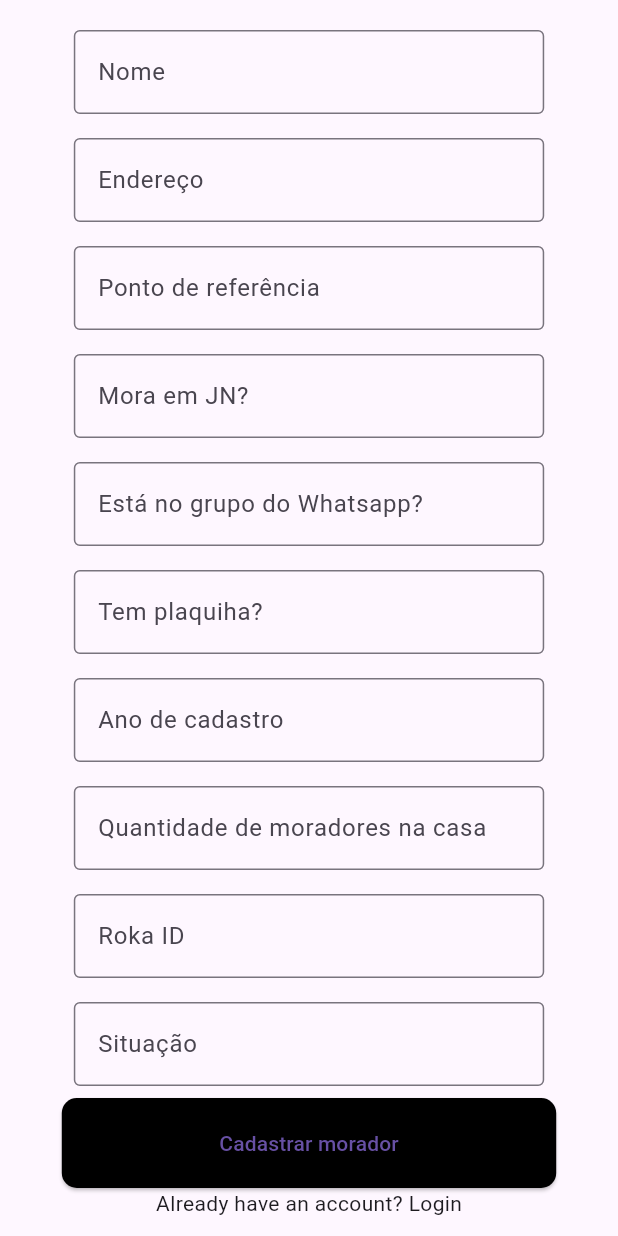
After one commit to mateus-sartorio/roka-data-mobile-client, a Flutter app: the RegisterPage screen opened directly, after a tap on "Cadastrar morador", on a phone screen of 412 x 824 dp. The commit adds this screen. Run offline on Flutter 3.47's test engine with Material 3 defaults, Android fonts, the phone set to English and light mode, and no system bars; our stand-ins replace google_nav_bar, hive, hive_flutter; missing offline and left inert: dart:ffi; accounts and stored records are empty; network calls fail.

```diff
--- /dev/null
+++ b/mobile_client/lib/components/big_button_tile.dart
@@ -0,0 +1,29 @@
+import 'package:flutter/material.dart';
+
+class BigButtonTile extends StatelessWidget {
+  final Widget content;
+  final Function()? onPressed;
+  final bool isSolid;
+
+  const BigButtonTile(
+      {Key? key,
+      required this.content,
+      required this.onPressed,
+      required this.isSolid})
+      : super(key: key);
+
+  @override
+  Widget build(BuildContext context) {
+    Color? backgroundColor = isSolid ? Colors.black : Colors.transparent;
+    Color? textColor = isSolid ? Colors.white : Colors.black;
+
+    return ElevatedButton(
+        style: ElevatedButton.styleFrom(
+            padding: const EdgeInsets.all(20),
+            shape:
+                RoundedRectangleBorder(borderRadius: BorderRadius.circular(10)),
+            backgroundColor: backgroundColor),
+        onPressed: onPressed,
+        child: content);
+  }
+}
--- /dev/null
+++ b/mobile_client/lib/components/input_field.dart
@@ -0,0 +1,21 @@
+import 'package:flutter/material.dart';
+
+class InputField extends StatelessWidget {
+  final TextEditingController controller;
+  final String hintText;
+
+  const InputField({Key? key, required this.controller, required this.hintText})
+      : super(key: key);
+
+  @override
+  Widget build(BuildContext context) {
+    return Padding(
+      padding: const EdgeInsets.all(8.0),
+      child: TextField(
+        controller: controller,
+        decoration: InputDecoration(
+            hintText: hintText, border: const OutlineInputBorder()),
+      ),
+    );
+  }
+}
--- a/mobile_client/lib/models/resident.dart
+++ b/mobile_client/lib/models/resident.dart
@@ -1,33 +1,65 @@
+import 'package:hive/hive.dart';
 import 'package:mobile_client/enums/situation.dart';
 import 'package:mobile_client/models/collect.dart';
 
-class Resident {
+part 'resident.g.dart';
+
+@HiveType(typeId: 1, adapterName: "ResidentAdapter")
+class Resident extends HiveObject {
+  @HiveField(0)
   int id;
+
+  @HiveField(6)
+  String name;
+
+  @HiveField(1)
   String address;
+
   // DateTime birthdate;
+
+  @HiveField(3)
+  bool hasPlaque;
+
+  @HiveField(4)
+  bool isOnWhatsappGroup;
+
+  @HiveField(5)
+  bool livesInJN;
+
+  @HiveField(8)
+  String phone;
+
+  @HiveField(9)
+  String profession;
+
+  @HiveField(10)
+  String referencePoint;
+
+  @HiveField(11)
+  int registrationYear;
+
+  @HiveField(12)
+  int residentsInTheHouse;
+
+  @HiveField(13)
+  int rokaId;
+
+  @HiveField(14)
+  Situation situation;
+
+  @HiveField(7)
+  String observations;
+
+  @HiveField(15)
+  bool isNew;
+
+  @HiveField(2)
   List<Collect> collects;
-  // DateTime createdAt;
-  bool hasPlaque;
-  bool isOnWhatsappGroup;
-  bool livesInJN;
-  String name;
-  String observations;
-  String phone;
-  String profession;
-  String referencePoint;
-  int registrationYear;
-  int residentsInTheHouse;
-  int rokaId;
-  Situation situation;
-  // DateTime updatedAt;
-  bool isNew;
 
   Resident(
       {required this.id,
       required this.address,
-      // required this.birthdate,
       required this.collects,
-      // required this.createdAt,
       required this.hasPlaque,
       required this.isOnWhatsappGroup,
       required this.livesInJN,
@@ -40,6 +72,5 @@ class Resident {
       required this.residentsInTheHouse,
       required this.rokaId,
       required this.situation,
-      // required this.updatedAt,
       required this.isNew});
 }
--- /dev/null
+++ b/mobile_client/lib/pages/create_resident_page.dart
@@ -0,0 +1,116 @@
+import 'dart:convert';
+
+import 'package:flutter/material.dart';
+import 'package:http/http.dart' as http;
+import 'package:http/http.dart';
+import 'package:mobile_client/components/big_button_tile.dart';
+import 'package:mobile_client/components/input_field.dart';
+import 'package:mobile_client/pages/home_page.dart';
+
+class RegisterPage extends StatefulWidget {
+  const RegisterPage({Key? key}) : super(key: key);
+
+  @override
+  State<RegisterPage> createState() => _RegisterPageState();
+}
+
+class _RegisterPageState extends State<RegisterPage> {
+  final TextEditingController _usernameController = TextEditingController();
+  final TextEditingController _emailController = TextEditingController();
+  final TextEditingController _firstnameController = TextEditingController();
+  final TextEditingController _lastnameController = TextEditingController();
+  final TextEditingController _passwordController = TextEditingController();
+  final TextEditingController _confirmPasswordController =
+      TextEditingController();
+
+  Future<void> register(BuildContext context) async {
+    const String backendRoute = "http://10.0.2.2:8080/api/v1/auth/register";
+    Uri uri = Uri.parse(backendRoute);
+
+    final RegExp emailRegExp =
+        RegExp(r'^[a-zA-Z0-9._-]+@[a-zA-Z0-9.-]+\.[a-zA-Z]{2,}$');
+
+    if (!emailRegExp.hasMatch(_emailController.text)) {
+      // TODO: treat invalid email here
+      print("Invalid Password");
+    }
+
+    if (_passwordController.text != _confirmPasswordController.text) {
+      // TODO: treat different passwords here
+      print("Passwords do not match");
+    }
+
+    Map data = {
+      "username": _usernameController.text,
+      "email": _emailController.text,
+      "firstName": _firstnameController.text,
+      "lastName": _lastnameController.text,
+      "password": _passwordController.text
+    };
+
+    var body = json.encode(data);
+
+    try {
+      final Response _ = await http.post(uri,
+          headers: {"Content-Type": "application/json"}, body: body);
+
+      navigateToRegistrationConfirmationPage();
+    } catch (e) {
+      // TODO: treat any problema that may occur with the HTTP request
+      print("deu bosta");
+    }
+  }
+
+  void navigateToRegistrationConfirmationPage() {
+    Navigator.push(
+        context, MaterialPageRoute(builder: (context) => const HomePage()));
+  }
+
+  @override
+  Widget build(BuildContext context) {
+    return Scaffold(
+      body: Center(
+        child: FractionallySizedBox(
+          widthFactor: 0.8,
+          child: Column(
+            mainAxisAlignment: MainAxisAlignment.center,
+            crossAxisAlignment: CrossAxisAlignment.center,
+            children: [
+              InputField(controller: _usernameController, hintText: "Nome"),
+              InputField(controller: _emailController, hintText: "Endereço"),
+              InputField(
+                  controller: _firstnameController,
+                  hintText: "Ponto de referência"),
+              InputField(
+                  controller: _lastnameController, hintText: "Mora em JN?"),
+              InputField(
+                  controller: _passwordController,
+                  hintText: "Está no grupo do Whatsapp?"),
+              InputField(
+                  controller: _confirmPasswordController,
+                  hintText: "Tem plaquiha?"),
+              InputField(
+                  controller: _confirmPasswordController,
+                  hintText: "Ano de cadastro"),
+              InputField(
+                  controller: _confirmPasswordController,
+                  hintText: "Quantidade de moradores na casa"),
+              InputField(
+                  controller: _confirmPasswordController, hintText: "Roka ID"),
+              InputField(
+                  controller: _confirmPasswordController, hintText: "Situação"),
+              SizedBox(
+                  width: double.infinity,
+                  child: BigButtonTile(
+                    isSolid: true,
+                    content: const Text("Cadastrar morador"),
+                    onPressed: () => register(context),
+                  )),
+              const Text("Already have an account? Login")
+            ],
+          ),
+        ),
+      ),
+    );
+  }
+}
--- a/mobile_client/pubspec.yaml
+++ b/mobile_client/pubspec.yaml
@@ -39,6 +39,8 @@ dependencies:
   google_nav_bar: ^5.0.6
   provider: ^6.1.1
   http: ^1.1.2
+  hive: ^2.2.3
+  hive_flutter: ^1.1.0
 
 dev_dependencies:
   flutter_test:
@@ -50,6 +52,8 @@ dev_dependencies:
   # package. See that file for information about deactivating specific lint
   # rules and activating additional ones.
   flutter_lints: ^2.0.0
+  build_runner: ^2.4.8
+  hive_generator: ^2.0.1
 
 # For information on the generic Dart part of this file, see the
 # following page: https://dart.dev/tools/pub/pubspec
```
Also changed, not shown: mobile_client/lib/data/database.dart (added, +94 -0 lines), mobile_client/lib/enums/situation.dart (+10 -0 lines), mobile_client/lib/main.dart (+12 -1 lines), mobile_client/lib/models/collect.dart (+16 -6 lines), mobile_client/lib/pages/collects_page.dart (+62 -3 lines), mobile_client/lib/pages/home_page.dart (+17 -57 lines), mobile_client/lib/pages/residents_page.dart (+13 -2 lines), mobile_client/lib/enums/situation.g.dart (added), mobile_client/lib/models/collect.g.dart (added), mobile_client/lib/models/resident.g.dart (added), mobile_client/pubspec.lock, 1 other file.
